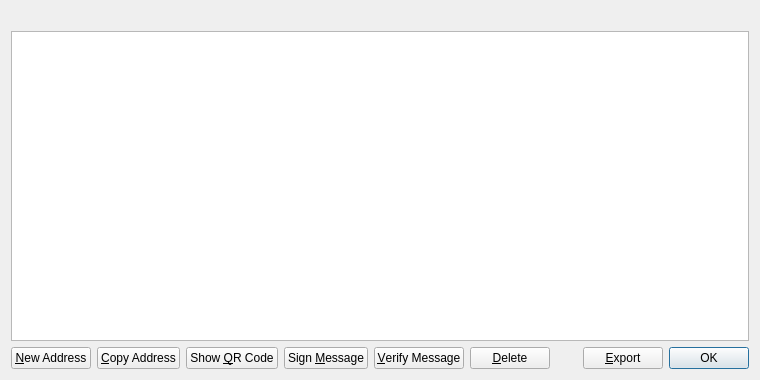
The window that src/qt/forms/addressbookpage.ui (GroestlCoin/Groestlcoin-qt-android) describes before a commit, drawn with Qt 5.
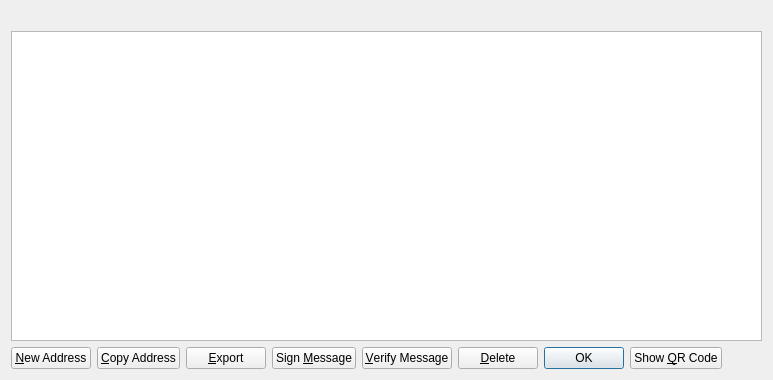
The same window after the commit. Icons and pictures are not drawn.

Patch:
```diff
--- a/src/qt/forms/addressbookpage.ui
+++ b/src/qt/forms/addressbookpage.ui
@@ -6,7 +6,7 @@
    <rect>
     <x>0</x>
     <y>0</y>
-    <width>760</width>
+    <width>773</width>
     <height>380</height>
    </rect>
   </property>
@@ -83,13 +83,12 @@
       </widget>
      </item>
      <item>
-      <widget class="QPushButton" name="showQRCode">
+      <widget class="QPushButton" name="exportButton">
+       <property name="toolTip">
+        <string>Export the data in the current tab to a file</string>
+       </property>
        <property name="text">
-        <string>Show &amp;QR Code</string>
-       </property>
-       <property name="icon">
-        <iconset resource="../bitcoin.qrc">
-         <normaloff>:/icons/qrcode</normaloff>:/icons/qrcode</iconset>
+        <string>&amp;Export</string>
        </property>
       </widget>
      </item>
@@ -129,9 +128,25 @@
        <property name="text">
         <string>&amp;Delete</string>
        </property>
-       <property name="icon">
-        <iconset resource="../bitcoin.qrc">
-         <normaloff>:/icons/remove</normaloff>:/icons/remove</iconset>
+      </widget>
+     </item>
+     <item>
+      <widget class="QDialogButtonBox" name="buttonBox">
+       <property name="sizePolicy">
+        <sizepolicy hsizetype="Maximum" vsizetype="Fixed">
+         <horstretch>0</horstretch>
+         <verstretch>0</verstretch>
+        </sizepolicy>
+       </property>
+       <property name="standardButtons">
+        <set>QDialogButtonBox::Ok</set>
+       </property>
+      </widget>
+     </item>
+     <item>
+      <widget class="QPushButton" name="showQRCode">
+       <property name="text">
+        <string>Show &amp;QR Code</string>
        </property>
       </widget>
      </item>
@@ -148,33 +163,6 @@
        </property>
       </spacer>
      </item>
-     <item>
-      <widget class="QPushButton" name="exportButton">
-       <property name="toolTip">
-        <string>Export the data in the current tab to a file</string>
-       </property>
-       <property name="text">
-        <string>&amp;Export</string>
-       </property>
-       <property name="icon">
-        <iconset resource="../bitcoin.qrc">
-         <normaloff>:/icons/export</normaloff>:/icons/export</iconset>
-       </property>
-      </widget>
-     </item>
-     <item>
-      <widget class="QDialogButtonBox" name="buttonBox">
-       <property name="sizePolicy">
-        <sizepolicy hsizetype="Maximum" vsizetype="Fixed">
-         <horstretch>0</horstretch>
-         <verstretch>0</verstretch>
-        </sizepolicy>
-       </property>
-       <property name="standardButtons">
-        <set>QDialogButtonBox::Ok</set>
-       </property>
-      </widget>
-     </item>
     </layout>
    </item>
   </layout>
```
Left out of the diff: 20 changed lines with no effect on the pictures.
